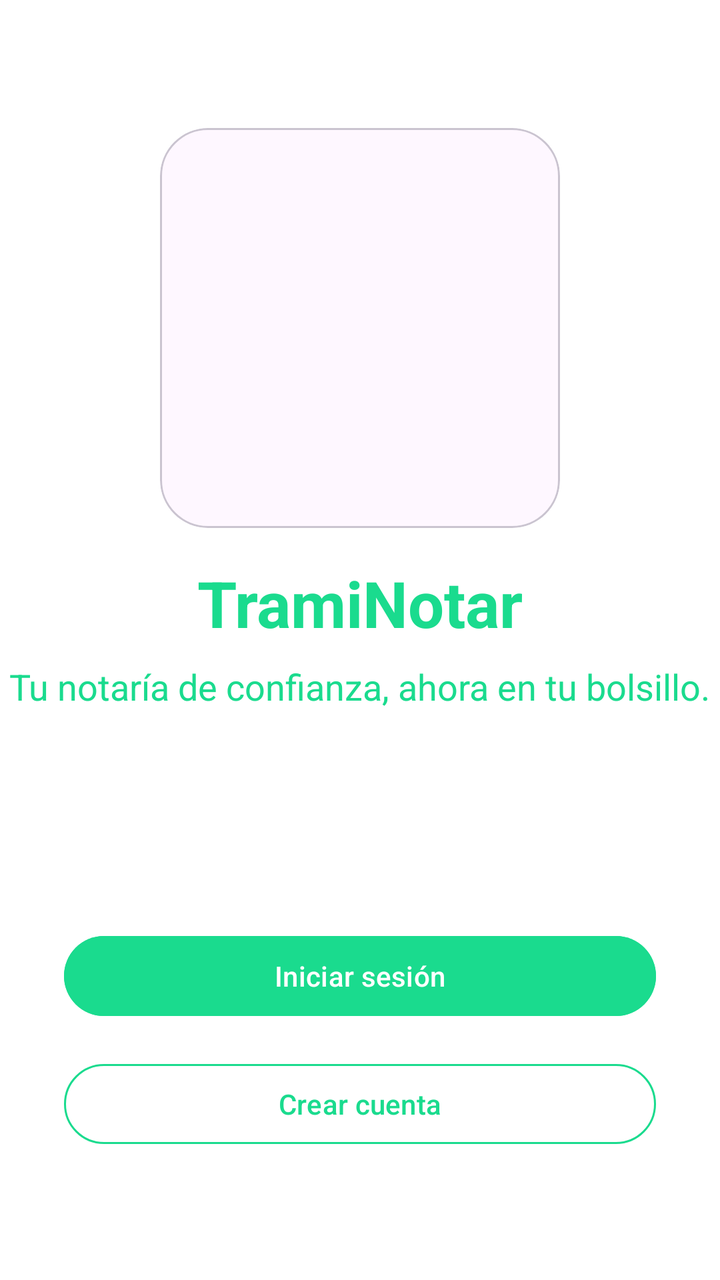
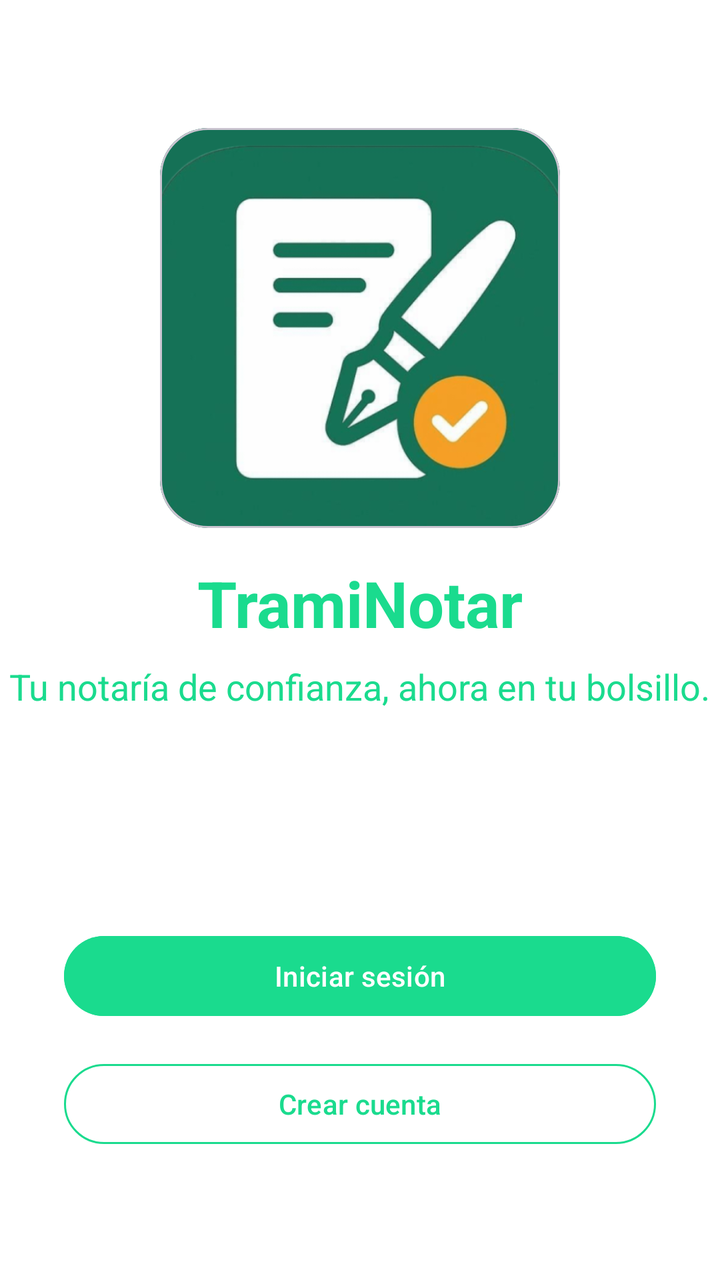

Compare the two renders of this Android layout. The source of the first and the diff that turns it into the second are given below.
<!-- AndroidManifest.xml: application theme Theme.Proyecto_Notaria -->
<!-- res/layout/activity_main.xml -->
<?xml version="1.0" encoding="utf-8"?>
<androidx.constraintlayout.widget.ConstraintLayout xmlns:android="http://schemas.android.com/apk/res/android"
    xmlns:app="http://schemas.android.com/apk/res-auto"
    xmlns:tools="http://schemas.android.com/tools"
    android:layout_width="match_parent"
    android:layout_height="match_parent"
    android:background="@color/white"
    tools:context=".control.MainActivity">

    <com.google.android.material.card.MaterialCardView
        android:id="@+id/cardViewLogo"
        android:layout_width="200dp"
        android:layout_height="200dp"
        android:layout_marginTop="64dp"
        app:cardCornerRadius="24dp"
        app:cardElevation="0dp"
        app:layout_constraintEnd_toEndOf="parent"
        app:layout_constraintStart_toStartOf="parent"
        app:layout_constraintTop_toTopOf="parent">

        <ImageView
            android:id="@+id/imageView"
            android:layout_width="match_parent"
            android:layout_height="match_parent"
            android:scaleType="centerCrop"
            android:src="@mipmap/ic_launcher"
            android:contentDescription="@string/app_name" />

    </com.google.android.material.card.MaterialCardView>

    <TextView
        android:id="@+id/textViewAppName"
        android:layout_width="wrap_content"
        android:layout_height="wrap_content"
        android:layout_marginTop="16dp"
        android:text="@string/app_name"
        android:textColor="@color/colorPrimary"
        android:textSize="32sp"
        android:textStyle="bold"
        app:layout_constraintEnd_toEndOf="parent"
        app:layout_constraintStart_toStartOf="parent"
        app:layout_constraintTop_toBottomOf="@+id/cardViewLogo" />

    <TextView
        android:id="@+id/textViewSlogan"
        android:layout_width="wrap_content"
        android:layout_height="wrap_content"
        android:layout_marginTop="8dp"
        android:text="@string/app_slogan"
        android:textColor="@color/colorPrimary"
        android:textSize="18sp"
        app:layout_constraintEnd_toEndOf="parent"
        app:layout_constraintStart_toStartOf="parent"
        app:layout_constraintTop_toBottomOf="@+id/textViewAppName" />

    <Button
        android:id="@+id/buttonIniciarSesion"
        android:layout_width="0dp"
        android:layout_height="wrap_content"
        android:layout_marginStart="32dp"
        android:layout_marginEnd="32dp"
        android:layout_marginBottom="16dp"
        android:backgroundTint="@color/colorPrimary"
        android:text="@string/btn_iniciar_sesion"
        android:textColor="@color/white"
        app:layout_constraintBottom_toTopOf="@+id/buttonCrearCuenta"
        app:layout_constraintEnd_toEndOf="parent"
        app:layout_constraintStart_toStartOf="parent" />

    <Button
        android:id="@+id/buttonCrearCuenta"
        android:layout_width="0dp"
        android:layout_height="wrap_content"
        android:layout_marginStart="32dp"
        android:layout_marginEnd="32dp"
        android:layout_marginBottom="64dp"
        android:backgroundTint="@color/white"
        android:text="@string/btn_crear_cuenta"
        android:textColor="@color/colorPrimary"
        app:layout_constraintBottom_toBottomOf="parent"
        app:layout_constraintEnd_toEndOf="parent"
        app:layout_constraintStart_toStartOf="parent"
        app:strokeColor="@color/colorPrimary"
        app:strokeWidth="1dp" />

</androidx.constraintlayout.widget.ConstraintLayout>
<!-- resources referenced by this layout -->
<resources>
  <color name="colorPrimary">#1adb8e</color>
  <color name="white">#FFFFFFFF</color>
  <!-- mipmap ic_launcher (mipmap-anydpi-v26) -->
  <?xml version="1.0" encoding="utf-8"?>
  <adaptive-icon xmlns:android="http://schemas.android.com/apk/res/android">
      <background android:drawable="@color/ic_launcher_background"/>
      <foreground android:drawable="@mipmap/ic_launcher_foreground"/>
  </adaptive-icon>
  <string name="app_name">TramiNotar</string>
  <string name="app_slogan">Tu notaría de confianza, ahora en tu bolsillo.</string>
  <string name="btn_crear_cuenta">Crear cuenta</string>
  <string name="btn_iniciar_sesion">Iniciar sesión</string>
  <style name="Theme.Proyecto_Notaria" parent="Base.Theme.Proyecto_Notaria" />
  <color name="ic_launcher_background">#157156</color>
  <style name="Base.Theme.Proyecto_Notaria" parent="Theme.Material3.DayNight.NoActionBar">
          
          
      </style>
</resources>

<!-- the commit's change to res/layout/activity_main.xml (unified diff, before → after) -->
@@ -23,7 +23,7 @@
             android:layout_width="match_parent"
             android:layout_height="match_parent"
             android:scaleType="centerCrop"
-            android:src="@mipmap/ic_launcher"
+            android:src="@drawable/logo_traminotar"
             android:contentDescription="@string/app_name" />
 
     </com.google.android.material.card.MaterialCardView>
<!-- resource entries referenced after the edit -->
@@ -2,18 +2,12 @@
 <resources>
   <color name="colorPrimary">#1adb8e</color>
   <color name="white">#FFFFFFFF</color>
-  <!-- mipmap ic_launcher (mipmap-anydpi-v26) -->
-  <?xml version="1.0" encoding="utf-8"?>
-  <adaptive-icon xmlns:android="http://schemas.android.com/apk/res/android">
-      <background android:drawable="@color/ic_launcher_background"/>
-      <foreground android:drawable="@mipmap/ic_launcher_foreground"/>
-  </adaptive-icon>
+  <!-- drawable logo_traminotar: png bitmap (drawable, 126251 bytes) -->
   <string name="app_name">TramiNotar</string>
   <string name="app_slogan">Tu notaría de confianza, ahora en tu bolsillo.</string>
   <string name="btn_crear_cuenta">Crear cuenta</string>
   <string name="btn_iniciar_sesion">Iniciar sesión</string>
   <style name="Theme.Proyecto_Notaria" parent="Base.Theme.Proyecto_Notaria" />
-  <color name="ic_launcher_background">#157156</color>
   <style name="Base.Theme.Proyecto_Notaria" parent="Theme.Material3.DayNight.NoActionBar">
           
           
